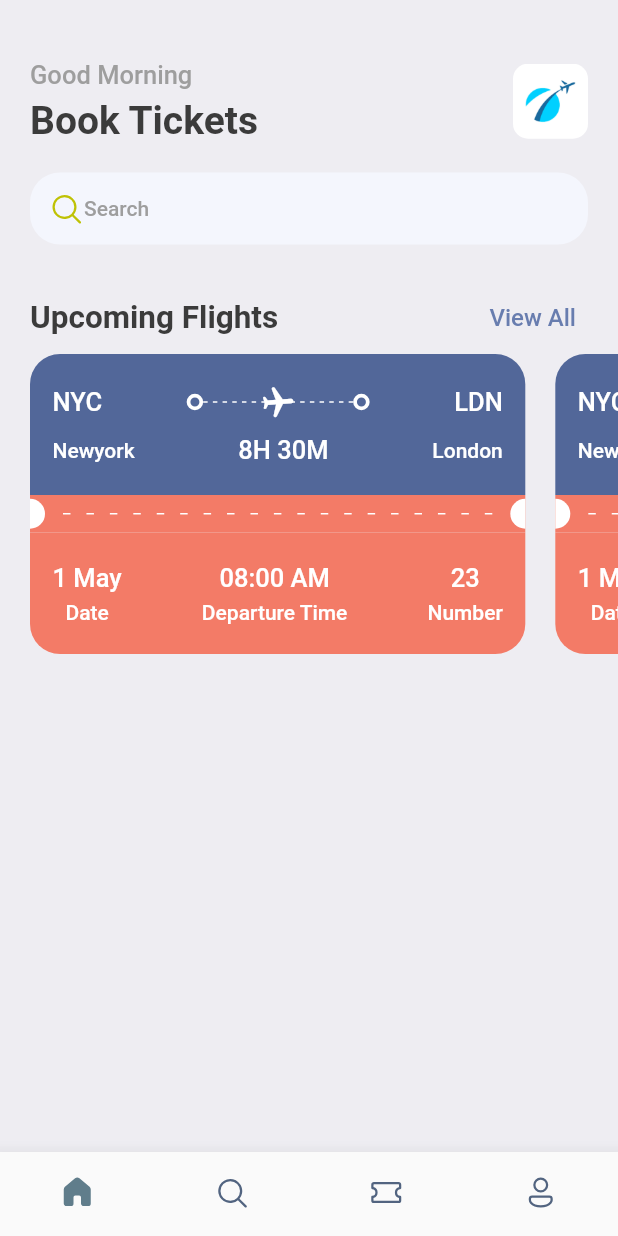
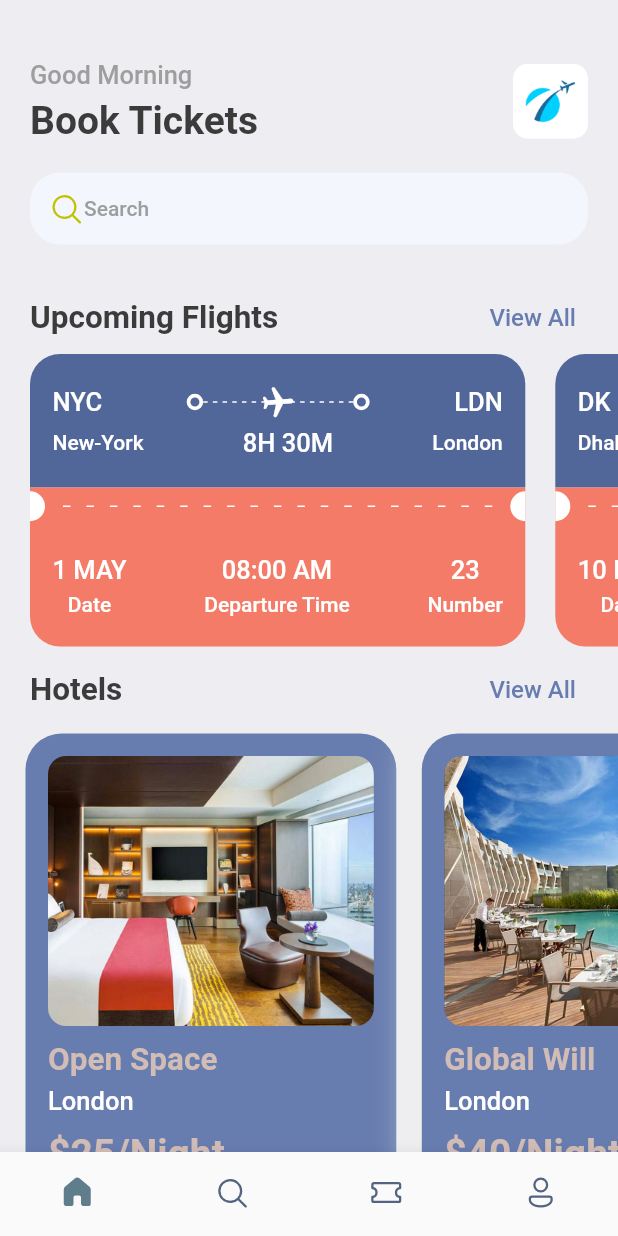
Before and after one commit to Fluttery-Dev/Ticket_App, a Flutter app: the screen it shows after launch, on a phone screen of 412 x 824 dp. Run offline on Flutter 3.47's test engine with Material 2 defaults, Android fonts, the phone set to English and light mode, and no system bars; our stand-ins replace fluentui_icons, gap.

Commit message:
New otted Widget, Ticket and Hotel info fed from list

```diff
--- a/lib/Screens/home_screen.dart
+++ b/lib/Screens/home_screen.dart
@@ -2,6 +2,8 @@ import 'package:fluentui_icons/fluentui_icons.dart';
 import 'package:flutter/material.dart';
 import 'package:ticket_booking/util/app_styles.dart';
 import 'package:gap/gap.dart';
+import 'package:ticket_booking/util/app_util.dart';
+import 'package:ticket_booking/widgets/hotel_widget.dart';
 import 'package:ticket_booking/widgets/ticket_view.dart';
 
 class HomeScreen extends StatelessWidget {
@@ -89,9 +91,39 @@ class HomeScreen extends StatelessWidget {
           SingleChildScrollView(
             scrollDirection: Axis.horizontal,
             child: Row(
-              children: const [TicketView(), TicketView()],
+              children: ticketList
+                  .map(
+                    (e) => TicketView(ticket: e),
+                  )
+                  .toList(),
             ),
-          )
+          ),
+          Container(
+            padding: const EdgeInsets.symmetric(horizontal: 20),
+            child: Row(
+              mainAxisAlignment: MainAxisAlignment.spaceBetween,
+              children: [
+                Text(
+                  "Hotels",
+                  style: Styles.headLineStyle2,
+                ),
+                TextButton(
+                  onPressed: null,
+                  child: Text(
+                    "View All",
+                    style:
+                        Styles.textStyle.copyWith(color: Styles.primaryColor),
+                  ),
+                )
+              ],
+            ),
+          ),
+          SingleChildScrollView(
+            scrollDirection: Axis.horizontal,
+            child: Row(
+              children: hotelList.map((e) => HotelView(hotel: e)).toList(),
+            ),
+          ),
         ],
       ),
     );
--- a/lib/util/app_styles.dart
+++ b/lib/util/app_styles.dart
@@ -8,6 +8,7 @@ class Styles {
   static Color bgColor = const Color(0xFFeeedf2);
   static Color blueColor = const Color(0xFF526799);
   static Color orangeColor = const Color(0xFFF37B67);
+  static Color kakiColor = const Color(0xFFd2bdb6);
   static TextStyle textStyle =
       TextStyle(fontSize: 16, color: textColor, fontWeight: FontWeight.w500);
   static TextStyle headLineStyle1 =
--- /dev/null
+++ b/lib/util/app_util.dart
@@ -0,0 +1,39 @@
+List<Map<String, dynamic>> hotelList = [
+  {
+    'image': 'one.png',
+    'place': 'Open Space',
+    'destination': 'London',
+    'price': 25
+  },
+  {
+    'image': 'two.png',
+    'place': 'Global Will',
+    'destination': 'London',
+    'price': 40
+  },
+  {
+    'image': 'three.png',
+    'place': 'Tallest Building',
+    'destination': 'Dubai',
+    'price': 68
+  },
+];
+
+List<Map<String, dynamic>> ticketList = [
+  {
+    'from': {'code': "NYC", 'name': "New-York"},
+    'to': {'code': "LDN", 'name': "London"},
+    'flying_time': '8H 30M',
+    'date': "1 MAY",
+    'departure_time': "08:00 AM",
+    "number": 23
+  },
+  {
+    'from': {'code': "DK", 'name': "Dhaka"},
+    'to': {'code': "SH", 'name': "Shanghai"},
+    'flying_time': '4H 20M',
+    'date': "10 MAY",
+    'departure_time': "09:00 AM",
+    "number": 45
+  },
+];
--- /dev/null
+++ b/lib/widgets/dotted_lines.dart
@@ -0,0 +1,29 @@
+import 'package:flutter/material.dart';
+
+class DottedLines extends StatelessWidget {
+  final double width;
+  final double space;
+  const DottedLines({super.key, required this.width, required this.space});
+
+  @override
+  Widget build(BuildContext context) {
+    return LayoutBuilder(
+      builder: (ctx, constraint) {
+        return Flex(
+          mainAxisAlignment: MainAxisAlignment.spaceBetween,
+          mainAxisSize: MainAxisSize.max,
+          direction: Axis.horizontal,
+          children: List.generate(
+            (constraint.constrainWidth() / space).floor(),
+            (index) => SizedBox(
+              height: 1,
+              width: width,
+              child: const DecoratedBox(
+                  decoration: BoxDecoration(color: Colors.white)),
+            ),
+          ),
+        );
+      },
+    );
+  }
+}
--- /dev/null
+++ b/lib/widgets/hotel_widget.dart
@@ -0,0 +1,58 @@
+import 'package:flutter/material.dart';
+import 'package:gap/gap.dart';
+import 'package:ticket_booking/util/app_layout.dart';
+import 'package:ticket_booking/util/app_styles.dart';
+
+class HotelView extends StatelessWidget {
+  final Map<String, dynamic> hotel;
+  const HotelView({super.key, required this.hotel});
+
+  @override
+  Widget build(BuildContext context) {
+    final size = AppLayout.getSize(context);
+    return Container(
+      padding: const EdgeInsets.all(15),
+      decoration: BoxDecoration(
+        borderRadius: BorderRadius.circular(24),
+        color: Styles.primaryColor,
+        boxShadow: [
+          BoxShadow(
+              color: Colors.grey.shade200, blurRadius: 20, spreadRadius: 5),
+        ],
+      ),
+      height: 350,
+      margin: const EdgeInsets.only(left: 17, top: 5),
+      width: size.width * 0.6,
+      child: Column(
+        crossAxisAlignment: CrossAxisAlignment.start,
+        children: [
+          Container(
+            height: 180,
+            decoration: BoxDecoration(
+              color: Styles.primaryColor,
+              borderRadius: BorderRadius.circular(12),
+              image: DecorationImage(
+                  image: AssetImage("assets/images/${hotel["image"]}"),
+                  fit: BoxFit.cover),
+            ),
+          ),
+          const Gap(10),
+          Text(
+            hotel["place"],
+            style: Styles.headLineStyle2.copyWith(color: Styles.kakiColor),
+          ),
+          const Gap(5),
+          Text(
+            hotel["destination"],
+            style: Styles.headLineStyle3.copyWith(color: Colors.white),
+          ),
+          const Gap(10),
+          Text(
+            "\$${hotel["price"]}/Night",
+            style: Styles.headLineStyle1.copyWith(color: Styles.kakiColor),
+          ),
+        ],
+      ),
+    );
+  }
+}
--- a/lib/widgets/plane_widget.dart
+++ b/lib/widgets/plane_widget.dart
@@ -1,6 +1,6 @@
 import 'package:flutter/material.dart';
 
-import 'package:ticket_booking/widgets/ticket_view.dart';
+import 'package:ticket_booking/widgets/dotted_lines.dart';
 
 class PlaneWidget extends StatelessWidget {
   const PlaneWidget({super.key});
--- a/lib/widgets/ticket_view.dart
+++ b/lib/widgets/ticket_view.dart
@@ -3,9 +3,11 @@ import 'package:gap/gap.dart';
 import 'package:ticket_booking/util/app_layout.dart';
 import 'package:ticket_booking/util/app_styles.dart';
 import 'package:ticket_booking/widgets/plane_widget.dart';
+import './dotted_lines.dart';
 
 class TicketView extends StatelessWidget {
-  const TicketView({super.key});
+  final Map<String, dynamic> ticket;
+  const TicketView({super.key, required this.ticket});
 
   @override
   Widget build(BuildContext context) {
@@ -32,34 +34,34 @@ class TicketView extends StatelessWidget {
                   mainAxisAlignment: MainAxisAlignment.spaceBetween,
                   children: [
                     Text(
-                      "NYC",
+                      ticket['from']['code'],
                       style:
                           Styles.headLineStyle3.copyWith(color: Colors.white),
                     ),
                     const PlaneWidget(),
                     Text(
-                      "LDN",
+                      ticket['to']['code'],
                       style:
                           Styles.headLineStyle3.copyWith(color: Colors.white),
                     ),
                   ],
                 ),
-                const Gap(10),
+                const Gap(5),
                 Row(
                   mainAxisAlignment: MainAxisAlignment.spaceBetween,
                   children: [
                     Text(
-                      "Newyork",
+                      ticket['from']['name'],
                       style:
                           Styles.headLineStyle4.copyWith(color: Colors.white),
                     ),
                     Text(
-                      "8H 30M",
+                      ticket['flying_time'],
                       style:
                           Styles.headLineStyle3.copyWith(color: Colors.white),
                     ),
                     Text(
-                      "London",
+                      ticket['to']['name'],
                       style:
                           Styles.headLineStyle4.copyWith(color: Colors.white),
                     ),
@@ -129,7 +131,7 @@ class TicketView extends StatelessWidget {
                   mainAxisAlignment: MainAxisAlignment.spaceBetween,
                   children: [
                     Text(
-                      "1 May",
+                      ticket['date'],
                       style:
                           Styles.headLineStyle3.copyWith(color: Colors.white),
                     ),
@@ -145,7 +147,7 @@ class TicketView extends StatelessWidget {
                   mainAxisAlignment: MainAxisAlignment.spaceBetween,
                   children: [
                     Text(
-                      "08:00 AM",
+                      ticket['departure_time'],
                       style:
                           Styles.headLineStyle3.copyWith(color: Colors.white),
                     ),
@@ -161,7 +163,7 @@ class TicketView extends StatelessWidget {
                   mainAxisAlignment: MainAxisAlignment.spaceBetween,
                   children: [
                     Text(
-                      "23",
+                      ticket['number'].toString(),
                       style:
                           Styles.headLineStyle3.copyWith(color: Colors.white),
                     ),
@@ -181,31 +183,3 @@ class TicketView extends StatelessWidget {
     );
   }
 }
-
-class DottedLines extends StatelessWidget {
-  final double width;
-  final double space;
-  const DottedLines({super.key, required this.width, required this.space});
-
-  @override
-  Widget build(BuildContext context) {
-    return LayoutBuilder(
-      builder: (ctx, constraint) {
-        return Flex(
-          mainAxisAlignment: MainAxisAlignment.spaceBetween,
-          mainAxisSize: MainAxisSize.max,
-          direction: Axis.horizontal,
-          children: List.generate(
-            (constraint.constrainWidth() / space).floor(),
-            (index) => SizedBox(
-              height: 1,
-              width: width,
-              child: const DecoratedBox(
-                  decoration: BoxDecoration(color: Colors.white)),
-            ),
-          ),
-        );
-      },
-    );
-  }
-}
```
